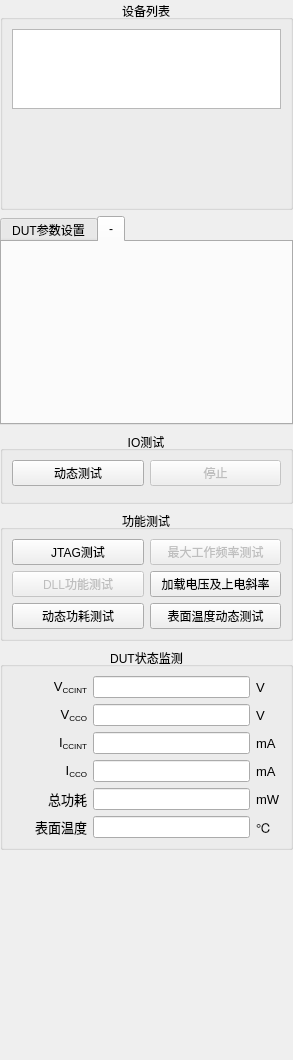
Quenii/ADCEVM, file xqv300/soft/zebra-scope/ControlPanel.ui: the form before one commit.
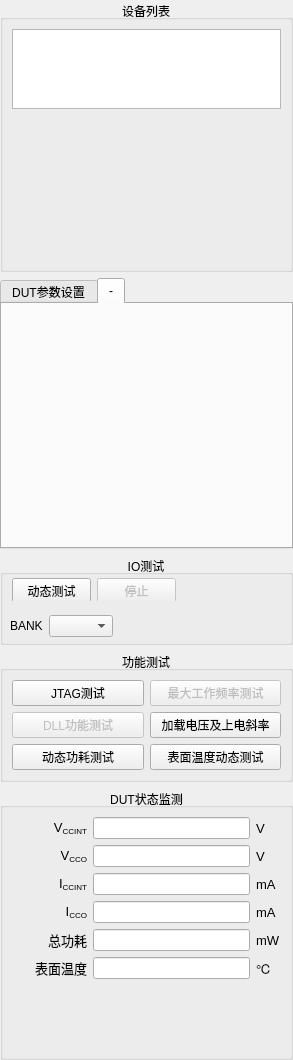
The form after the commit. Custom widgets are drawn as their Qt base class.

The edit to the form file:
```diff
--- a/xqv300/soft/zebra-scope/ControlPanel.ui
+++ b/xqv300/soft/zebra-scope/ControlPanel.ui
@@ -120,19 +120,37 @@
    </item>
    <item>
     <widget class="QGroupBox" name="groupBox_3">
+     <property name="minimumSize">
+      <size>
+       <width>0</width>
+       <height>90</height>
+      </size>
+     </property>
      <property name="title">
       <string>IO测试</string>
      </property>
      <property name="alignment">
       <set>Qt::AlignCenter</set>
      </property>
-     <layout class="QVBoxLayout" name="verticalLayout_2">
-      <item>
        <widget class="QWidget" name="dynamicTestButtons" native="true">
+      <property name="geometry">
+       <rect>
+        <x>10</x>
+        <y>23</y>
+        <width>281</width>
+        <height>23</height>
+       </rect>
+      </property>
+      <widget class="QWidget" name="layoutWidget">
+       <property name="geometry">
+        <rect>
+         <x>2</x>
+         <y>0</y>
+         <width>164</width>
+         <height>25</height>
+        </rect>
+       </property>
         <layout class="QHBoxLayout" name="horizontalLayout_2">
-         <property name="margin">
-          <number>0</number>
-         </property>
          <item>
           <widget class="QPushButton" name="pushButtonStartDynamicTest">
            <property name="sizePolicy">
@@ -158,17 +176,29 @@
          </item>
         </layout>
        </widget>
-      </item>
+     </widget>
+     <widget class="QWidget" name="layoutWidget">
+      <property name="geometry">
+       <rect>
+        <x>10</x>
+        <y>60</y>
+        <width>103</width>
+        <height>22</height>
+       </rect>
+      </property>
+      <layout class="QHBoxLayout" name="horizontalLayout">
       <item>
-       <widget class="QWidget" name="staticTestButtons" native="true">
-        <layout class="QHBoxLayout" name="horizontalLayout_4">
-         <property name="margin">
-          <number>0</number>
+        <widget class="QLabel" name="label">
+         <property name="text">
+          <string>BANK</string>
          </property>
-        </layout>
-       </widget>
-      </item>
-     </layout>
+        </widget>
+       </item>
+       <item>
+        <widget class="QComboBox" name="comboBoxBank"/>
+       </item>
+      </layout>
+     </widget>
     </widget>
    </item>
    <item>
@@ -573,10 +603,7 @@
         </item>
        </layout>
       </item>
-     </layout>
-    </widget>
-   </item>
-   <item>
+      <item row="1" column="0">
     <spacer name="verticalSpacer">
      <property name="orientation">
       <enum>Qt::Vertical</enum>
@@ -588,6 +615,9 @@
       </size>
      </property>
     </spacer>
+      </item>
+     </layout>
+    </widget>
    </item>
   </layout>
  </widget>
```
Lines whose indentation alone changed are shown as unchanged.
